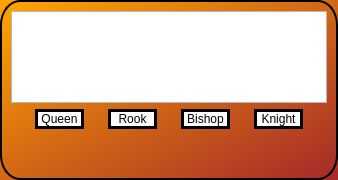
Before: the Qt Designer form gui/resource_ui_files/quadruple_message_box.ui in Whisky92/Network-Chess-With-AI, drawn with Qt 5.
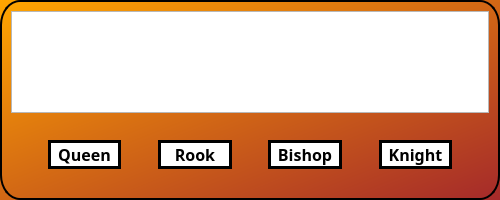
After: the same form once the commit is applied.

Commit message: Updated message box designs

```diff
--- a/gui/resource_ui_files/quadruple_message_box.ui
+++ b/gui/resource_ui_files/quadruple_message_box.ui
@@ -6,20 +6,20 @@
    <rect>
     <x>0</x>
     <y>0</y>
-    <width>338</width>
-    <height>180</height>
+    <width>500</width>
+    <height>200</height>
    </rect>
   </property>
   <property name="minimumSize">
    <size>
-    <width>338</width>
-    <height>180</height>
+    <width>500</width>
+    <height>200</height>
    </size>
   </property>
   <property name="maximumSize">
    <size>
-    <width>443</width>
-    <height>222</height>
+    <width>500</width>
+    <height>200</height>
    </size>
   </property>
   <property name="windowTitle">
@@ -32,8 +32,8 @@
 	border: 2px solid black;
 }</string>
   </property>
-  <layout class="QGridLayout" name="gridLayout" rowstretch="4,0,0">
-   <item row="2" column="0">
+  <layout class="QGridLayout" name="gridLayout" rowstretch="5,1,1,1">
+   <item row="3" column="0">
     <spacer name="verticalSpacer">
      <property name="orientation">
       <enum>Qt::Vertical</enum>
@@ -46,7 +46,7 @@
      </property>
     </spacer>
    </item>
-   <item row="1" column="0">
+   <item row="2" column="0">
     <layout class="QHBoxLayout" name="buttonContainer" stretch="1,2,1,2,1,2,1,2,1">
      <property name="spacing">
       <number>0</number>
@@ -70,11 +70,19 @@
      <item>
       <widget class="QPushButton" name="btn1">
        <property name="sizePolicy">
-        <sizepolicy hsizetype="Ignored" vsizetype="Ignored">
+        <sizepolicy hsizetype="Preferred" vsizetype="Preferred">
          <horstretch>0</horstretch>
          <verstretch>0</verstretch>
         </sizepolicy>
        </property>
+       <property name="font">
+        <font>
+         <family>Arial Black</family>
+         <pointsize>12</pointsize>
+         <weight>75</weight>
+         <bold>true</bold>
+        </font>
+       </property>
        <property name="styleSheet">
         <string notr="true">background-color: qlineargradient(x1: 0, y1: 0, x2: 1, y2: 1, stop: 0 white, stop: 1 white);
 border: 3px solid black;
@@ -104,11 +112,19 @@
      <item>
       <widget class="QPushButton" name="btn2">
        <property name="sizePolicy">
-        <sizepolicy hsizetype="Ignored" vsizetype="Ignored">
+        <sizepolicy hsizetype="Preferred" vsizetype="Preferred">
          <horstretch>0</horstretch>
          <verstretch>0</verstretch>
         </sizepolicy>
        </property>
+       <property name="font">
+        <font>
+         <family>Arial Black</family>
+         <pointsize>12</pointsize>
+         <weight>75</weight>
+         <bold>true</bold>
+        </font>
+       </property>
        <property name="styleSheet">
         <string notr="true">background-color: qlineargradient(x1: 0, y1: 0, x2: 1, y2: 1, stop: 0 white, stop: 1 white);
 border: 3px solid black;
@@ -138,11 +154,19 @@
      <item>
       <widget class="QPushButton" name="btn3">
        <property name="sizePolicy">
-        <sizepolicy hsizetype="Ignored" vsizetype="Ignored">
+        <sizepolicy hsizetype="Preferred" vsizetype="Preferred">
          <horstretch>0</horstretch>
          <verstretch>0</verstretch>
         </sizepolicy>
        </property>
+       <property name="font">
+        <font>
+         <family>Arial Black</family>
+         <pointsize>12</pointsize>
+         <weight>75</weight>
+         <bold>true</bold>
+        </font>
+       </property>
        <property name="styleSheet">
         <string notr="true">background-color: qlineargradient(x1: 0, y1: 0, x2: 1, y2: 1, stop: 0 white, stop: 1 white);
 border: 3px solid black;
@@ -172,11 +196,19 @@
      <item>
       <widget class="QPushButton" name="btn4">
        <property name="sizePolicy">
-        <sizepolicy hsizetype="Ignored" vsizetype="Ignored">
+        <sizepolicy hsizetype="Preferred" vsizetype="Preferred">
          <horstretch>0</horstretch>
          <verstretch>0</verstretch>
         </sizepolicy>
        </property>
+       <property name="font">
+        <font>
+         <family>Arial Black</family>
+         <pointsize>12</pointsize>
+         <weight>75</weight>
+         <bold>true</bold>
+        </font>
+       </property>
        <property name="styleSheet">
         <string notr="true">background-color: qlineargradient(x1: 0, y1: 0, x2: 1, y2: 1, stop: 0 white, stop: 1 white);
 border: 3px solid black;
@@ -227,6 +259,19 @@
      </property>
     </widget>
    </item>
+   <item row="1" column="0">
+    <spacer name="verticalSpacer_2">
+     <property name="orientation">
+      <enum>Qt::Vertical</enum>
+     </property>
+     <property name="sizeHint" stdset="0">
+      <size>
+       <width>20</width>
+       <height>40</height>
+      </size>
+     </property>
+    </spacer>
+   </item>
   </layout>
  </widget>
  <resources/>
```
The commit also changes 3 other files.
